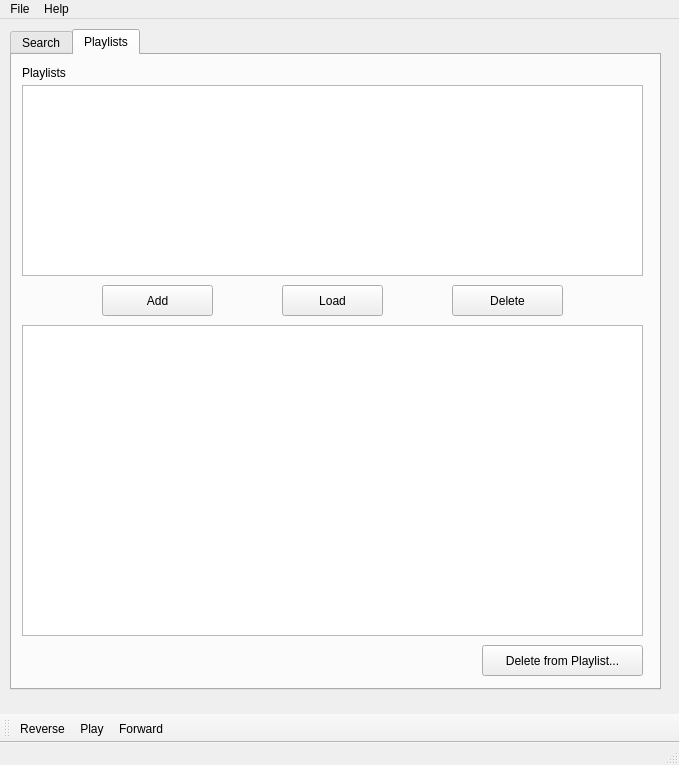
Above: musicDatabase/mainwindow.ui from cole1717/MusicDatabase before the change. Below: the same form after it.
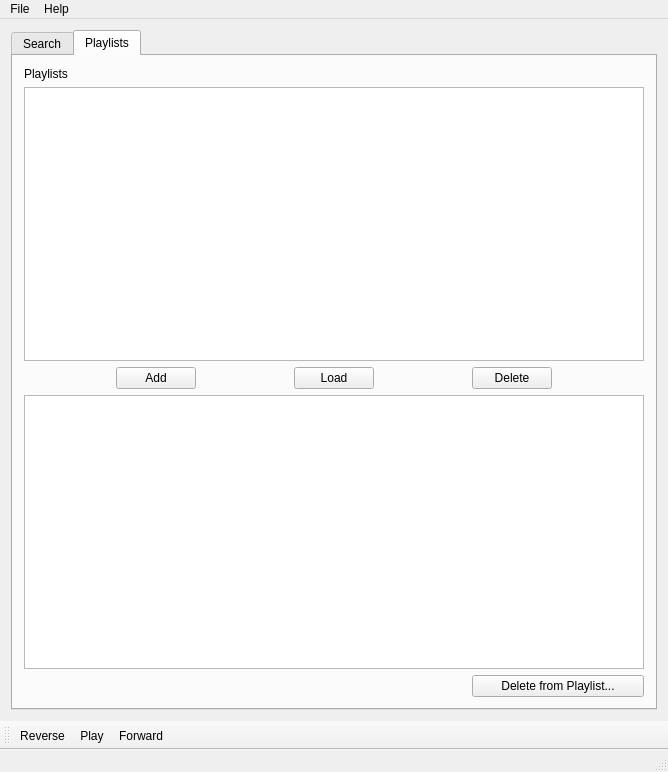
That is the form after the change. The open tabs and pages were chosen to show the change. Icons and pictures are not drawn.

```diff
--- a/musicDatabase/mainwindow.ui
+++ b/musicDatabase/mainwindow.ui
@@ -6,23 +6,20 @@
    <rect>
     <x>0</x>
     <y>0</y>
-    <width>679</width>
-    <height>765</height>
+    <width>668</width>
+    <height>772</height>
    </rect>
   </property>
   <property name="windowTitle">
    <string>MainWindow</string>
   </property>
   <widget class="QWidget" name="centralWidget">
+   <property name="enabled">
+    <bool>true</bool>
+   </property>
+   <layout class="QHBoxLayout" name="horizontalLayout">
+    <item>
    <widget class="QTabWidget" name="tabWidget">
-    <property name="geometry">
-     <rect>
-      <x>10</x>
-      <y>10</y>
-      <width>651</width>
-      <height>661</height>
-     </rect>
-    </property>
     <property name="currentIndex">
      <number>0</number>
     </property>
@@ -162,100 +159,116 @@
      <attribute name="title">
       <string>Playlists</string>
      </attribute>
-     <widget class="QTableView" name="playlistTableView">
-      <property name="geometry">
-       <rect>
-        <x>10</x>
-        <y>30</y>
-        <width>621</width>
-        <height>191</height>
-       </rect>
-      </property>
-     </widget>
+       <layout class="QVBoxLayout" name="verticalLayout_3">
+        <item>
+         <layout class="QGridLayout" name="gridLayout_2">
+          <item row="2" column="4">
+           <spacer name="horizontalSpacer_2">
+            <property name="orientation">
+             <enum>Qt::Horizontal</enum>
+            </property>
+            <property name="sizeHint" stdset="0">
+             <size>
+              <width>40</width>
+              <height>20</height>
+             </size>
+            </property>
+           </spacer>
+          </item>
+          <item row="2" column="0">
+           <spacer name="horizontalSpacer_3">
+            <property name="orientation">
+             <enum>Qt::Horizontal</enum>
+            </property>
+            <property name="sizeHint" stdset="0">
+             <size>
+              <width>40</width>
+              <height>20</height>
+             </size>
+            </property>
+           </spacer>
+          </item>
+          <item row="2" column="1">
      <widget class="QPushButton" name="playlistAddButton">
-      <property name="geometry">
-       <rect>
-        <x>90</x>
-        <y>230</y>
-        <width>111</width>
-        <height>31</height>
-       </rect>
-      </property>
       <property name="text">
        <string>Add</string>
       </property>
      </widget>
-     <widget class="QPushButton" name="playlistDeleteButton">
-      <property name="geometry">
-       <rect>
-        <x>440</x>
-        <y>230</y>
-        <width>111</width>
-        <height>31</height>
-       </rect>
-      </property>
-      <property name="text">
-       <string>Delete</string>
-      </property>
-     </widget>
-     <widget class="QLabel" name="label">
-      <property name="geometry">
-       <rect>
-        <x>10</x>
-        <y>10</y>
-        <width>131</width>
-        <height>16</height>
-       </rect>
-      </property>
-      <property name="text">
-       <string>Playlists</string>
-      </property>
-     </widget>
+          </item>
+          <item row="2" column="3">
      <widget class="QPushButton" name="loadButton">
-      <property name="geometry">
-       <rect>
-        <x>270</x>
-        <y>230</y>
-        <width>101</width>
-        <height>31</height>
-       </rect>
-      </property>
       <property name="text">
        <string>Load</string>
       </property>
      </widget>
-     <widget class="QTableView" name="playlistResultTableView">
-      <property name="geometry">
-       <rect>
-        <x>10</x>
-        <y>270</y>
-        <width>621</width>
-        <height>311</height>
-       </rect>
-      </property>
-     </widget>
+          </item>
+          <item row="2" column="5">
+           <widget class="QPushButton" name="playlistDeleteButton">
+            <property name="text">
+             <string>Delete</string>
+            </property>
+           </widget>
+          </item>
+          <item row="2" column="2">
+           <spacer name="horizontalSpacer">
+            <property name="orientation">
+             <enum>Qt::Horizontal</enum>
+            </property>
+            <property name="sizeHint" stdset="0">
+             <size>
+              <width>40</width>
+              <height>20</height>
+             </size>
+            </property>
+           </spacer>
+          </item>
+          <item row="2" column="6">
+           <spacer name="horizontalSpacer_4">
+            <property name="orientation">
+             <enum>Qt::Horizontal</enum>
+            </property>
+            <property name="sizeHint" stdset="0">
+             <size>
+              <width>40</width>
+              <height>20</height>
+             </size>
+            </property>
+           </spacer>
+          </item>
+          <item row="4" column="5" colspan="2">
      <widget class="QPushButton" name="deleteTrackButton">
-      <property name="geometry">
-       <rect>
-        <x>470</x>
-        <y>590</y>
-        <width>161</width>
-        <height>31</height>
-       </rect>
-      </property>
       <property name="text">
        <string>Delete from Playlist...</string>
       </property>
      </widget>
-    </widget>
-   </widget>
+          </item>
+          <item row="1" column="0" colspan="7">
+           <widget class="QTableView" name="playlistTableView"/>
+          </item>
+          <item row="0" column="0">
+           <widget class="QLabel" name="label">
+            <property name="text">
+             <string>Playlists</string>
+            </property>
+           </widget>
+          </item>
+          <item row="3" column="0" colspan="7">
+           <widget class="QTableView" name="playlistResultTableView"/>
+          </item>
+         </layout>
+        </item>
+       </layout>
+      </widget>
+     </widget>
+    </item>
+   </layout>
   </widget>
   <widget class="QMenuBar" name="menuBar">
    <property name="geometry">
     <rect>
      <x>0</x>
      <y>0</y>
-     <width>679</width>
+     <width>668</width>
      <height>26</height>
     </rect>
    </property>
```
Left out of the diff: 160 changed lines with no effect on the pictures. Lines whose indentation alone changed are shown as unchanged.
